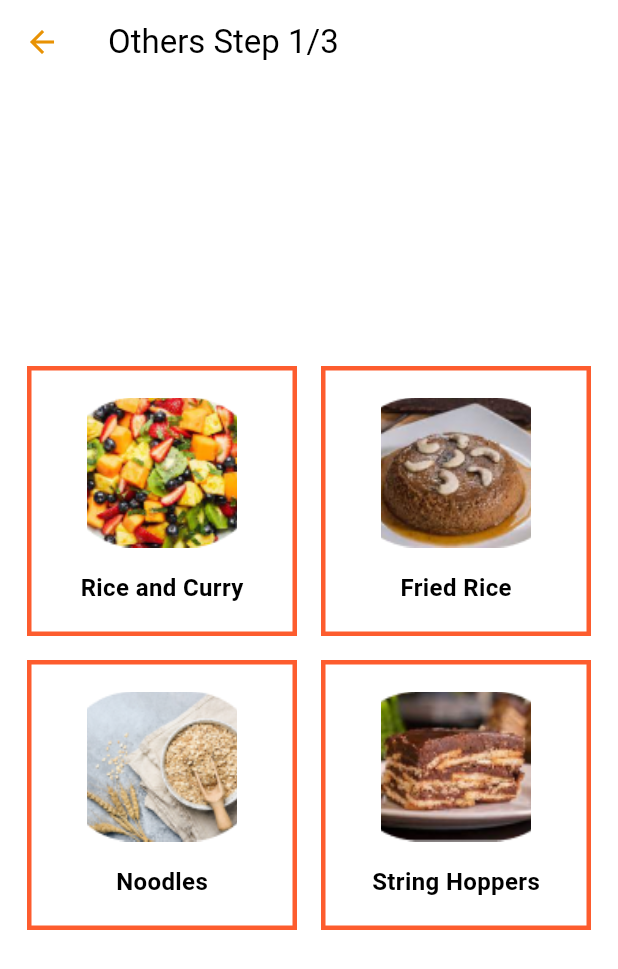
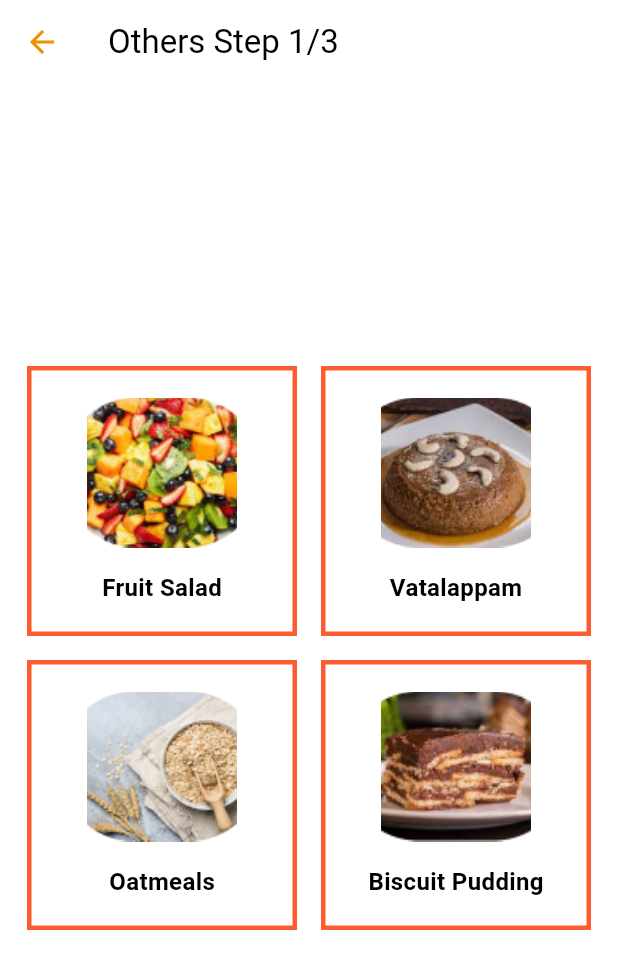
Before and after one commit to ssgamage/foodapp, a Flutter app: the FoodSelectionOtherPage screen opened directly, on a phone screen of 412 x 824 dp. Shown: the top 969 px of the screen. Run offline on Flutter 3.47's test engine with Material 3 defaults, Android fonts, the phone set to English and light mode, and no system bars; our stand-ins replace cloud_firestore, firebase_auth, firebase_core; accounts and stored records are empty.

Commit message:
done some changes

```diff
--- a/lib/pages/sellerFlow/food_selection_others.dart
+++ b/lib/pages/sellerFlow/food_selection_others.dart
@@ -45,12 +45,12 @@ class BodyContent extends StatelessWidget {
               children: <Widget>[
                 _buildContainerWithImageAndText(
                   "assets/images/userflow/homepage/ot1.png",
-                  'Rice and Curry',
+                  'Fruit Salad',
                 ),
                 SizedBox(width: 16),
                 _buildContainerWithImageAndText(
                   "assets/images/userflow/homepage/ot2.png",
-                  'Fried Rice',
+                  'Vatalappam',
                 ),
               ],
             ),
@@ -61,12 +61,12 @@ class BodyContent extends StatelessWidget {
               children: <Widget>[
                 _buildContainerWithImageAndText(
                   "assets/images/userflow/homepage/ot3.png",
-                  'Noodles',
+                  'Oatmeals',
                 ),
                 SizedBox(width: 16),
                 _buildContainerWithImageAndText(
                   "assets/images/userflow/homepage/ot4.png",
-                  'String Hoppers',
+                  'Biscuit Pudding',
                 ),
               ],
             ),
```
